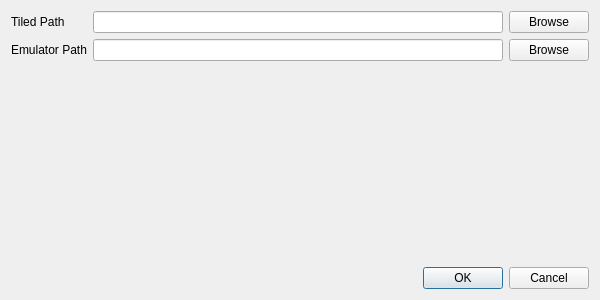
The window that dsvedit/settings.ui (LagoLunatic/DSVEdit) describes before a commit, drawn with Qt 5.
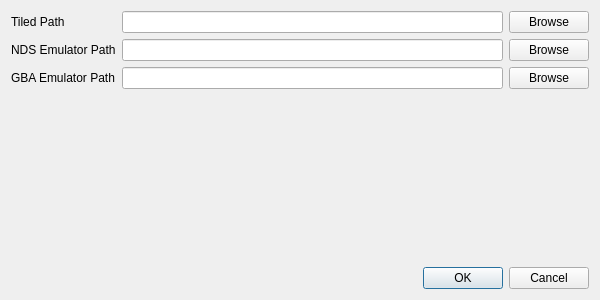
The same window after the commit.

Commit message: AoS: Support writing to rom and launching emulator

```diff
--- a/dsvedit/settings.ui
+++ b/dsvedit/settings.ui
@@ -36,7 +36,7 @@
      <item row="1" column="0">
       <widget class="QLabel" name="label_2">
        <property name="text">
-        <string>Emulator Path</string>
+        <string>NDS Emulator Path</string>
        </property>
       </widget>
      </item>
@@ -44,7 +44,24 @@
       <widget class="QLineEdit" name="emulator_path"/>
      </item>
      <item row="1" column="2">
-      <widget class="QPushButton" name="emulator_path_browse_button">
+      <widget class="QPushButton" name="nds_emulator_path_browse_button">
+       <property name="text">
+        <string>Browse</string>
+       </property>
+      </widget>
+     </item>
+     <item row="2" column="0">
+      <widget class="QLabel" name="label_3">
+       <property name="text">
+        <string>GBA Emulator Path</string>
+       </property>
+      </widget>
+     </item>
+     <item row="2" column="1">
+      <widget class="QLineEdit" name="gba_emulator_path"/>
+     </item>
+     <item row="2" column="2">
+      <widget class="QPushButton" name="gba_emulator_path_browse_button">
        <property name="text">
         <string>Browse</string>
        </property>
```
Left out of the diff: 2 changed lines with no effect on the pictures. The commit also changes 4 other files.
